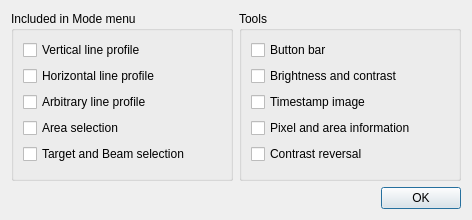
Above: framework/widgets/QEImage/QEImageOptionsDialog.ui from andrewrhyder/epicsqt before the change. Below: the same form after it.
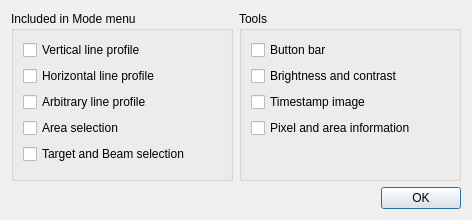
That is the form after the change.

Commit message: Remove contrast reversal from QEImage options dialog (now part of brightness contrast control)

The edit to the form file:
```diff
--- a/framework/widgets/QEImage/QEImageOptionsDialog.ui
+++ b/framework/widgets/QEImage/QEImageOptionsDialog.ui
@@ -95,11 +95,17 @@
          </widget>
         </item>
         <item>
-         <widget class="QCheckBox" name="checkBoxContrastReversal">
-          <property name="text">
-           <string>Contrast reversal</string>
+         <spacer name="verticalSpacer">
+          <property name="orientation">
+           <enum>Qt::Vertical</enum>
           </property>
-         </widget>
+          <property name="sizeHint" stdset="0">
+           <size>
+            <width>20</width>
+            <height>40</height>
+           </size>
+          </property>
+         </spacer>
         </item>
        </layout>
       </widget>
```
Left out of the diff: 13 changed lines with no effect on the pictures. The commit also changes 8 other files.
